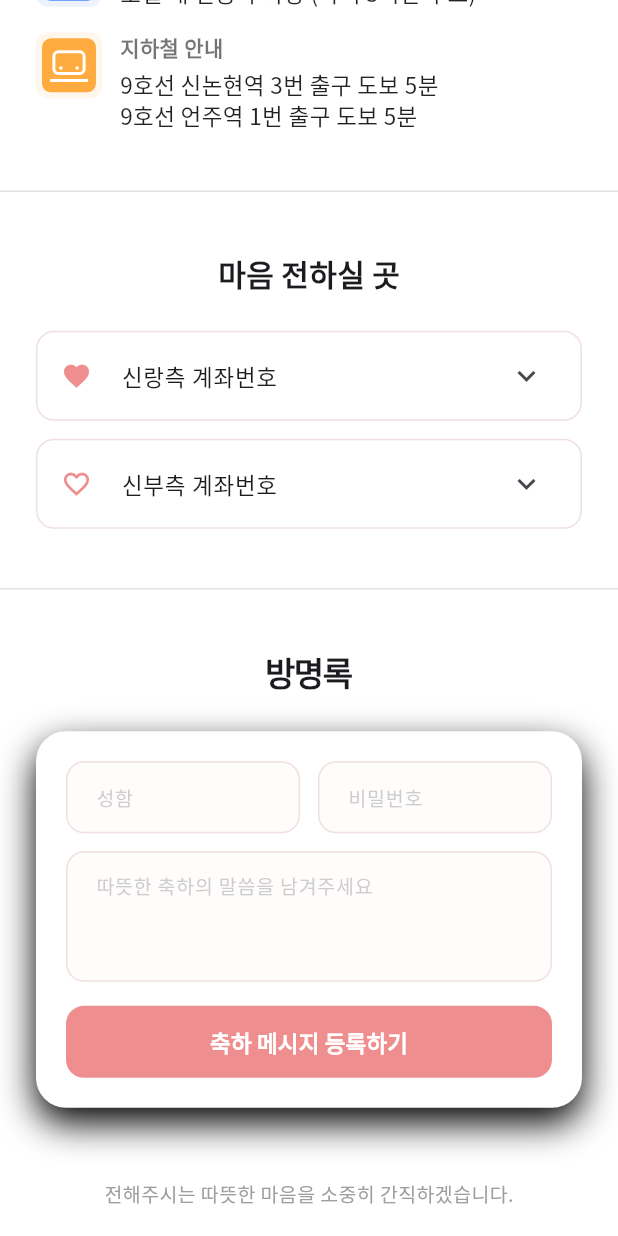
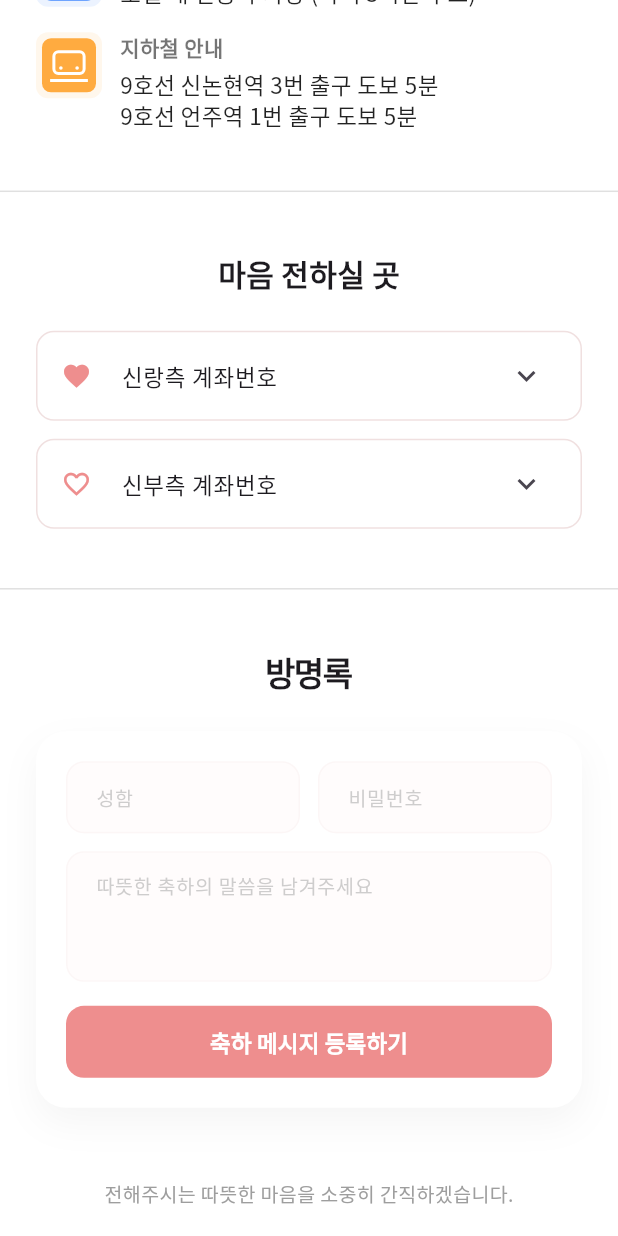
Before and after one commit to yunjaena/wedding_invitation, a Flutter app: the screen it shows after launch, scrolled down 1728 dp, on a phone screen of 412 x 824 dp. Run offline on Flutter 3.47's test engine with Material 3 defaults, Android fonts, the phone set to English and light mode, and no system bars; our stand-ins replace cloud_firestore, firebase_core, visibility_detector; missing offline and left inert: flutter_naver_map_web; accounts and stored records are empty; generated files the repository leaves out were written again; statements that could not run were skipped.

Commit message:
[feat] Fix lint

```diff
--- a/lib/guestbook_section.dart
+++ b/lib/guestbook_section.dart
@@ -84,7 +84,7 @@ class _GuestbookSectionState extends State<GuestbookSection> {
         borderRadius: BorderRadius.circular(20),
         boxShadow: [
           BoxShadow(
-              color: Colors.black..withValues(alpha: 0.04),
+              color: Colors.black.withValues(alpha: 0.04),
               blurRadius: 20,
               offset: const Offset(0, 10))
         ],
@@ -152,7 +152,7 @@ class _GuestbookSectionState extends State<GuestbookSection> {
         enabledBorder: OutlineInputBorder(
           borderRadius: BorderRadius.circular(12),
           borderSide: BorderSide(
-              color: WeddingConfig.dividerColor..withValues(alpha: 0.2)),
+              color: WeddingConfig.dividerColor.withValues(alpha: 0.2)),
         ),
         focusedBorder: OutlineInputBorder(
           borderRadius: BorderRadius.circular(12),
@@ -197,7 +197,7 @@ class _GuestbookSectionState extends State<GuestbookSection> {
                 color: Colors.white,
                 borderRadius: BorderRadius.circular(16),
                 border: Border.all(
-                    color: WeddingConfig.dividerColor..withValues(alpha: 0.2)),
+                    color: WeddingConfig.dividerColor.withValues(alpha: 0.2)),
               ),
               child: Column(
                 crossAxisAlignment: CrossAxisAlignment.start,
@@ -260,7 +260,7 @@ class _GuestbookSectionState extends State<GuestbookSection> {
           hintStyle: _hintStyle,
           enabledBorder: UnderlineInputBorder(
             borderSide: BorderSide(
-              color: WeddingConfig.pointPink..withValues(alpha: 0.3),
+              color: WeddingConfig.pointPink.withValues(alpha: 0.3),
               width: 1.0,
             ),
           ),
@@ -318,7 +318,7 @@ class _GuestbookSectionState extends State<GuestbookSection> {
           hintStyle: _hintStyle,
           enabledBorder: UnderlineInputBorder(
             borderSide: BorderSide(
-              color: WeddingConfig.pointPink..withValues(alpha: 0.3),
+              color: WeddingConfig.pointPink.withValues(alpha: 0.3),
               width: 1.0,
             ),
           ),
```
